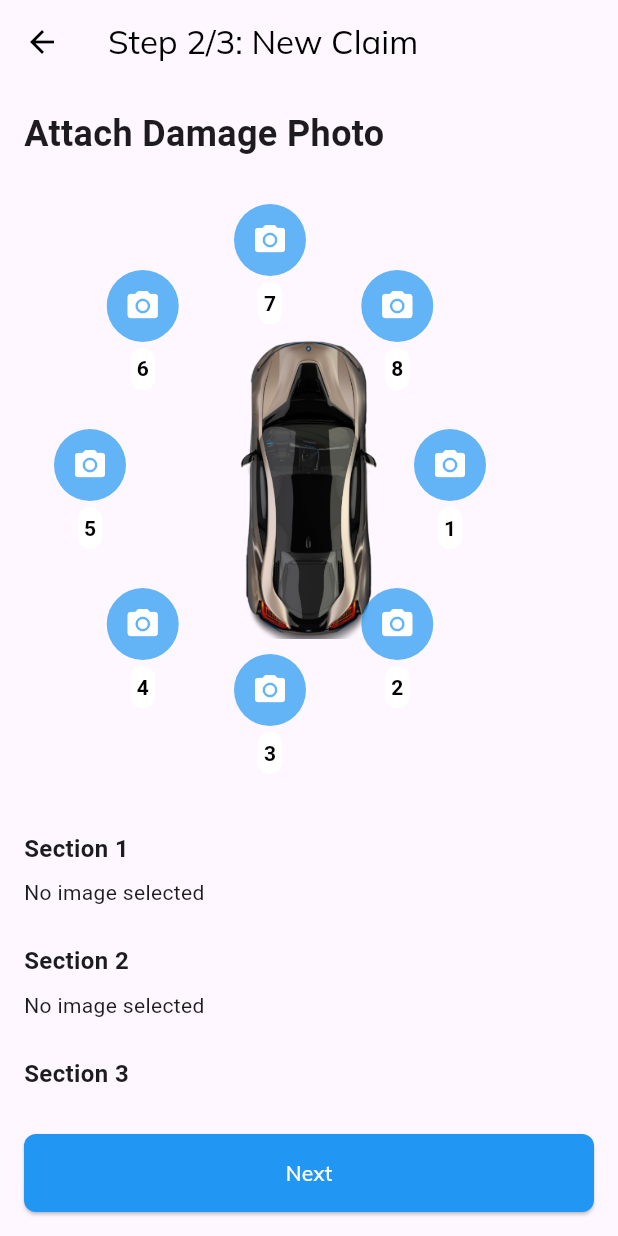
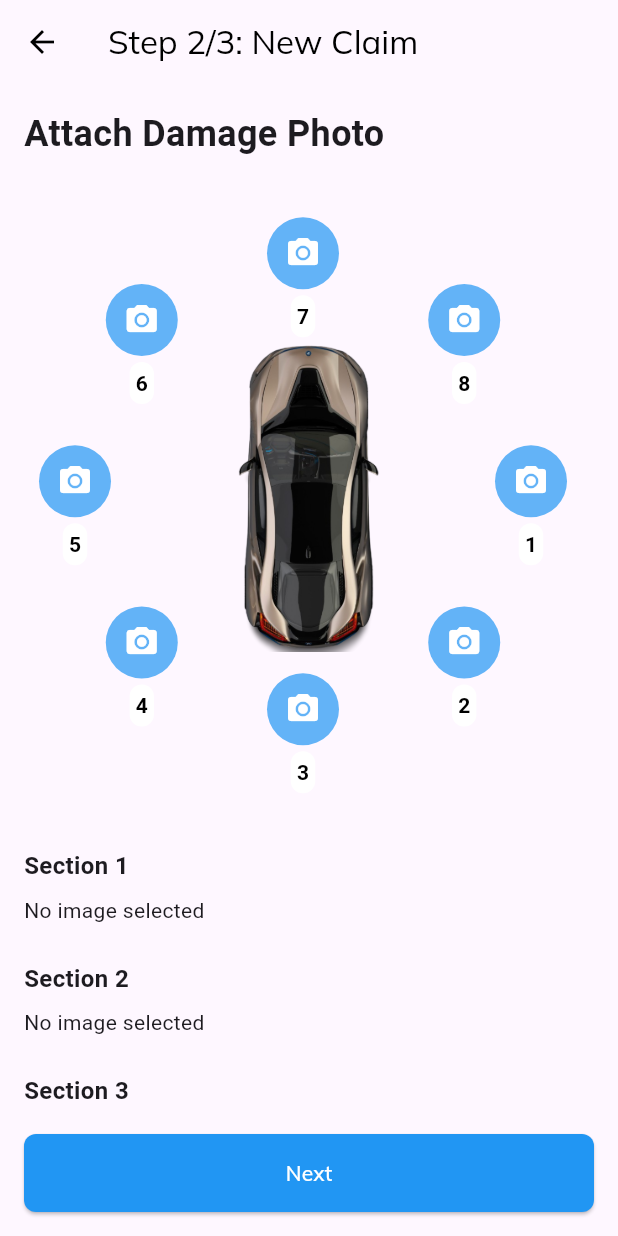
Before and after one commit to SadakatulShakil/Serveyor-App, a Flutter app: the ClaimInsuranceForm screen opened directly, after a tap on "Next", on a phone screen of 412 x 824 dp. Run offline on Flutter 3.47's test engine with Material 3 defaults, Android fonts, the phone set to English and light mode, and no system bars; our stand-ins replace flutter_svg, get, google_fonts, image_picker, shared_preferences; accounts and stored records are empty.

Commit message:
attached damage photo page update

```diff
--- a/lib/View/Screen/SurveyPages/ClaimInsurance/Widgets/attach_damage_photo_step.dart
+++ b/lib/View/Screen/SurveyPages/ClaimInsurance/Widgets/attach_damage_photo_step.dart
@@ -1,7 +1,7 @@
 import 'package:flutter/material.dart';
 import 'dart:io';
 import 'package:image_picker/image_picker.dart';
-import 'dart:math' show pi, cos, sin;
+import 'dart:math' show cos, min, pi, sin;
 
 import '../Models/claim_data.dart';
 
@@ -28,6 +28,7 @@ class _AttachDamagePhotoStepState extends State<AttachDamagePhotoStep> {
   @override
   Widget build(BuildContext context) {
     return SingleChildScrollView(
+      child: Padding(
         padding: EdgeInsets.all(16),
         child: Column(
           crossAxisAlignment: CrossAxisAlignment.start,
@@ -39,29 +40,34 @@ class _AttachDamagePhotoStepState extends State<AttachDamagePhotoStep> {
             _buildImageList(),
           ],
         ),
+      ),
     );
   }
 
   Widget _buildCarImageSection() {
-    return Container(
-      width: 500,
-      height: 400,
-      child: Stack(
+    return AspectRatio(
+      aspectRatio: 12 / 13,
+      child: LayoutBuilder(
+        builder: (context, constraints) {
+          return Stack(
             alignment: Alignment.center,
             children: [
-          Image.asset('assets/images/capture_car.png', width: 200, height: 200),
-          ..._buildCameraButtons(),
+              Image.asset('assets/images/capture_car.png', width: constraints.maxWidth * 0.5, height: constraints.maxHeight * 0.5),
+              ..._buildCameraButtons(constraints),
             ],
+          );
+        },
       ),
     );
   }
 
-  List<Widget> _buildCameraButtons() {
+  List<Widget> _buildCameraButtons(BoxConstraints constraints) {
     return List.generate(8, (index) {
       final angle = index * (2 * pi / 8);
+      final radius = min(constraints.maxWidth, constraints.maxHeight) * 0.40;
       return Positioned(
-        left: 140 + 120 * cos(angle),
-        top: 160 + 150 * sin(angle),
+        left: constraints.maxWidth / 2 + radius * cos(angle) - 28,
+        top: constraints.maxHeight / 2 + radius * sin(angle) - 35,
         child: Column(
           mainAxisSize: MainAxisSize.min,
           children: [
```
Lines whose indentation alone changed are shown as unchanged.
